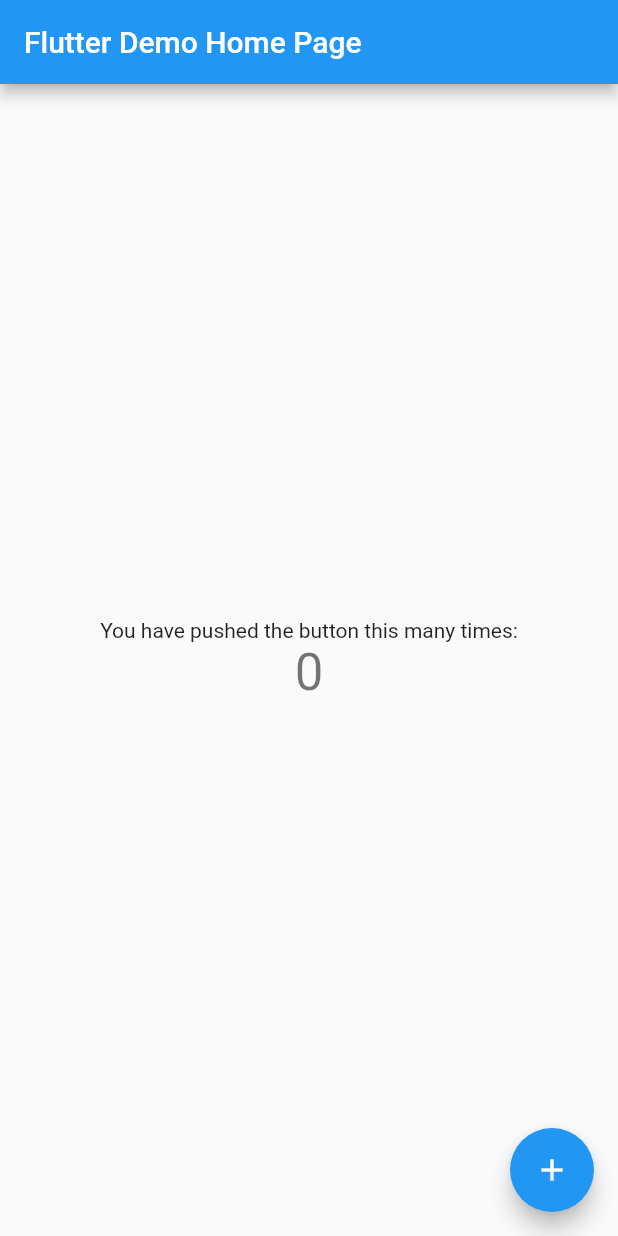
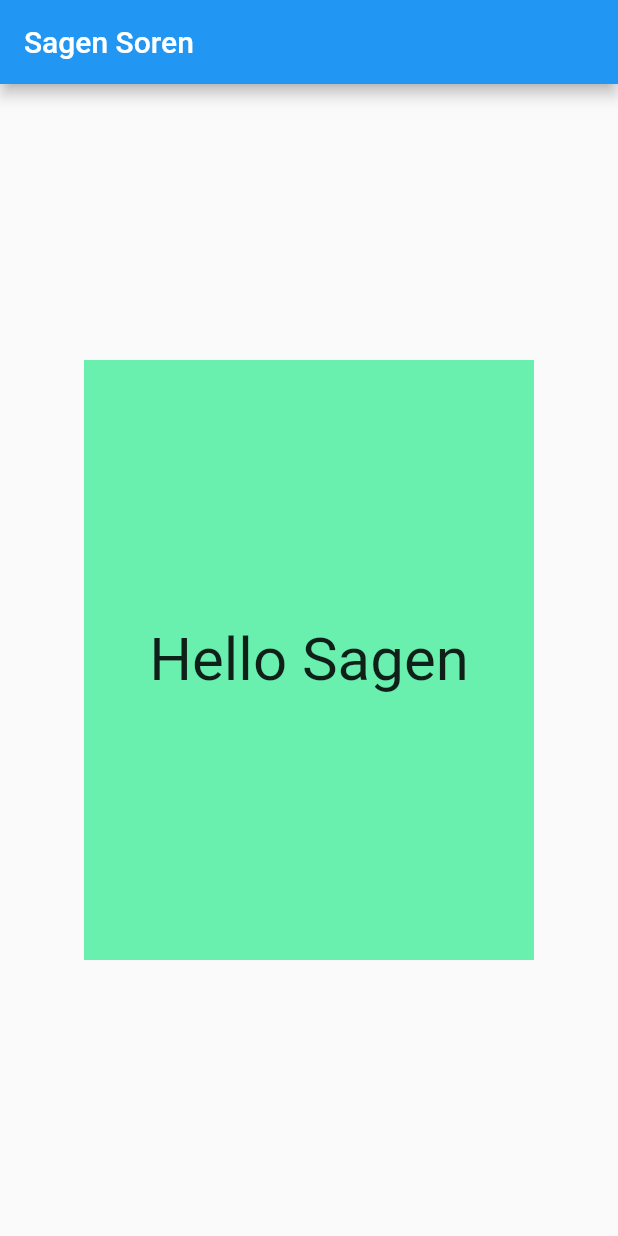
Before and after one commit to SSBsoren/flutter_app, a Flutter app: the screen it shows after launch, on a phone screen of 412 x 824 dp. Run offline on Flutter 3.47's test engine with Material 2 defaults, Android fonts, the phone set to English and light mode, and no system bars.

Commit message:
Conatiner Saying Hello

```diff
--- a/lib/main.dart
+++ b/lib/main.dart
@@ -1,109 +1,39 @@
 import 'package:flutter/material.dart';
 
-void main() => runApp(new MyApp());
 
-class MyApp extends StatelessWidget {
-  // This widget is the root of your application.
+void main(){
+  runApp(
+    MaterialApp(
+      debugShowCheckedModeBanner: false,
+      title: 'Hello Sagen',
+      home: Scaffold(
+        appBar: AppBar(
+          title: Text('Sagen Soren'),
+        ),
+        body: HelloSagen(),
+      ),
+    ),
+  );
+}
+
+class HelloSagen extends StatelessWidget{
   @override
-  Widget build(BuildContext context) {
-    return new MaterialApp(
-      title: 'Flutter Demo',
-      theme: new ThemeData(
-        // This is the theme of your application.
-        //
-        // Try running your application with "flutter run". You'll see the
-        // application has a blue toolbar. Then, without quitting the app, try
-        // changing the primarySwatch below to Colors.green and then invoke
-        // "hot reload" (press "r" in the console where you ran "flutter run",
-        // or press Run > Flutter Hot Reload in IntelliJ). Notice that the
-        // counter didn't reset back to zero; the application is not restarted.
-        primarySwatch: Colors.blue,
+  Widget build(BuildContext context){
+    return Center(
+      child: Container(
+        color: Colors.greenAccent,
+        height: 400.0,
+        width: 300.0,
+
+        child: Center(
+          child: Text(
+            'Hello Sagen',
+            style: TextStyle(fontSize: 40.0),
+            textAlign: TextAlign.center,
+          ),
+        ),
       ),
-      home: new MyHomePage(title: 'Flutter Demo Home Page'),
     );
   }
+
 }
-
-class MyHomePage extends StatefulWidget {
-  MyHomePage({Key key, this.title}) : super(key: key);
-
-  // This widget is the home page of your application. It is stateful, meaning
-  // that it has a State object (defined below) that contains fields that affect
-  // how it looks.
-
-  // This class is the configuration for the state. It holds the values (in this
-  // case the title) provided by the parent (in this case the App widget) and
-  // used by the build method of the State. Fields in a Widget subclass are
-  // always marked "final".
-
-  final String title;
-
-  @override
-  _MyHomePageState createState() => new _MyHomePageState();
-}
-
-class _MyHomePageState extends State<MyHomePage> {
-  int _counter = 0;
-
-  void _incrementCounter() {
-    setState(() {
-      // This call to setState tells the Flutter framework that something has
-      // changed in this State, which causes it to rerun the build method below
-      // so that the display can reflect the updated values. If we changed
-      // _counter without calling setState(), then the build method would not be
-      // called again, and so nothing would appear to happen.
-      _counter++;
-    });
-  }
-
-  @override
-  Widget build(BuildContext context) {
-    // This method is rerun every time setState is called, for instance as done
-    // by the _incrementCounter method above.
-    //
-    // The Flutter framework has been optimized to make rerunning build methods
-    // fast, so that you can just rebuild anything that needs updating rather
-    // than having to individually change instances of widgets.
-    return new Scaffold(
-      appBar: new AppBar(
-        // Here we take the value from the MyHomePage object that was created by
-        // the App.build method, and use it to set our appbar title.
-        title: new Text(widget.title),
-      ),
-      body: new Center(
-        // Center is a layout widget. It takes a single child and positions it
-        // in the middle of the parent.
-        child: new Column(
-          // Column is also layout widget. It takes a list of children and
-          // arranges them vertically. By default, it sizes itself to fit its
-          // children horizontally, and tries to be as tall as its parent.
-          //
-          // Invoke "debug paint" (press "p" in the console where you ran
-          // "flutter run", or select "Toggle Debug Paint" from the Flutter tool
-          // window in IntelliJ) to see the wireframe for each widget.
-          //
-          // Column has various properties to control how it sizes itself and
-          // how it positions its children. Here we use mainAxisAlignment to
-          // center the children vertically; the main axis here is the vertical
-          // axis because Columns are vertical (the cross axis would be
-          // horizontal).
-          mainAxisAlignment: MainAxisAlignment.center,
-          children: <Widget>[
-            new Text(
-              'You have pushed the button this many times:',
-            ),
-            new Text(
-              '$_counter',
-              style: Theme.of(context).textTheme.display1,
-            ),
-          ],
-        ),
-      ),
-      floatingActionButton: new FloatingActionButton(
-        onPressed: _incrementCounter,
-        tooltip: 'Increment',
-        child: new Icon(Icons.add),
-      ), // This trailing comma makes auto-formatting nicer for build methods.
-    );
-  }
-}
```
Also changed, not shown: 1 other file.
